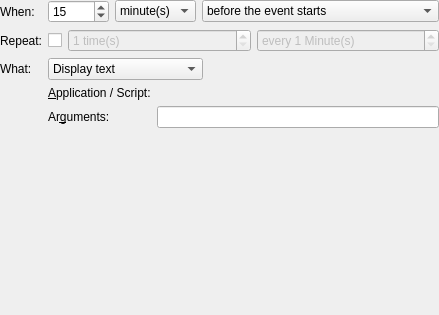
This is src/ui/alarmdialog.ui in KDE/incidenceeditor as Qt 5 draws it before an edit. The edited form follows.
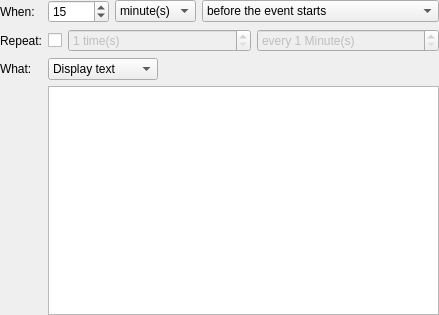
This is the edited form. The open tabs and pages were chosen to show the change. Custom widgets are drawn as their Qt base class.

Commit message:
Remove support for editing procedure alarms
Existing ones will be treated like regular display alarms.

Part of https://invent.kde.org/pim/korganizer/-/merge_requests/43.

What changed in the file:
```diff
--- a/src/ui/alarmdialog.ui
+++ b/src/ui/alarmdialog.ui
@@ -240,11 +240,6 @@
        <string>Play sound file</string>
       </property>
      </item>
-     <item>
-      <property name="text">
-       <string>Run application / script</string>
-      </property>
-     </item>
      <item>
       <property name="text">
        <string>Send email</string>
@@ -341,81 +336,6 @@
        </item>
       </layout>
      </widget>
-     <widget class="QWidget" name="ApplicationStack">
-      <layout class="QGridLayout" name="gridLayout_3">
-       <property name="leftMargin">
-        <number>0</number>
-       </property>
-       <property name="topMargin">
-        <number>0</number>
-       </property>
-       <property name="rightMargin">
-        <number>0</number>
-       </property>
-       <property name="bottomMargin">
-        <number>0</number>
-       </property>
-       <item row="0" column="0">
-        <widget class="QLabel" name="mApplicationLabel">
-         <property name="text">
-          <string>&amp;Application / Script:</string>
-         </property>
-         <property name="buddy">
-          <cstring>mApplication</cstring>
-         </property>
-        </widget>
-       </item>
-       <item row="0" column="1">
-        <widget class="KUrlRequester" name="mApplication">
-         <property name="toolTip">
-          <string>Specify a file containing the application to run when the reminder triggers</string>
-         </property>
-         <property name="whatsThis">
-          <string>Use the adjacent file browser to help you find the file you want to use when running an application when the reminder triggers.</string>
-         </property>
-         <property name="filter">
-          <string>*|All files</string>
-         </property>
-        </widget>
-       </item>
-       <item row="1" column="0">
-        <widget class="QLabel" name="mAppArgumentsLabel">
-         <property name="text">
-          <string>Ar&amp;guments:</string>
-         </property>
-         <property name="buddy">
-          <cstring>mAppArguments</cstring>
-         </property>
-        </widget>
-       </item>
-       <item row="1" column="1">
-        <widget class="QLineEdit" name="mAppArguments">
-         <property name="toolTip">
-          <string>Specify arguments to pass to the application when the reminder triggers</string>
-         </property>
-         <property name="whatsThis">
-          <string>Enter the application arguments to use when running an application when the reminder triggers.</string>
-         </property>
-        </widget>
-       </item>
-       <item row="2" column="0" colspan="2">
-        <spacer>
-         <property name="orientation">
-          <enum>Qt::Vertical</enum>
-         </property>
-         <property name="sizeType">
-          <enum>QSizePolicy::Expanding</enum>
-         </property>
-         <property name="sizeHint" stdset="0">
-          <size>
-           <width>20</width>
-           <height>16</height>
-          </size>
-         </property>
-        </spacer>
-       </item>
-      </layout>
-     </widget>
      <widget class="QWidget" name="EmailStack">
       <layout class="QGridLayout" name="gridLayout_4">
        <property name="leftMargin">
@@ -503,11 +423,6 @@
    <extends>QTextEdit</extends>
    <header>ktextedit.h</header>
   </customwidget>
-  <customwidget>
-   <class>QComboBox</class>
-   <extends>QComboBox</extends>
-   <header>kcombobox.h</header>
-  </customwidget>
  </customwidgets>
  <includes>
   <include location="global">PimCommonAkonadi/AddresseeLineEdit</include>
```
The commit also changes 2 other files.
